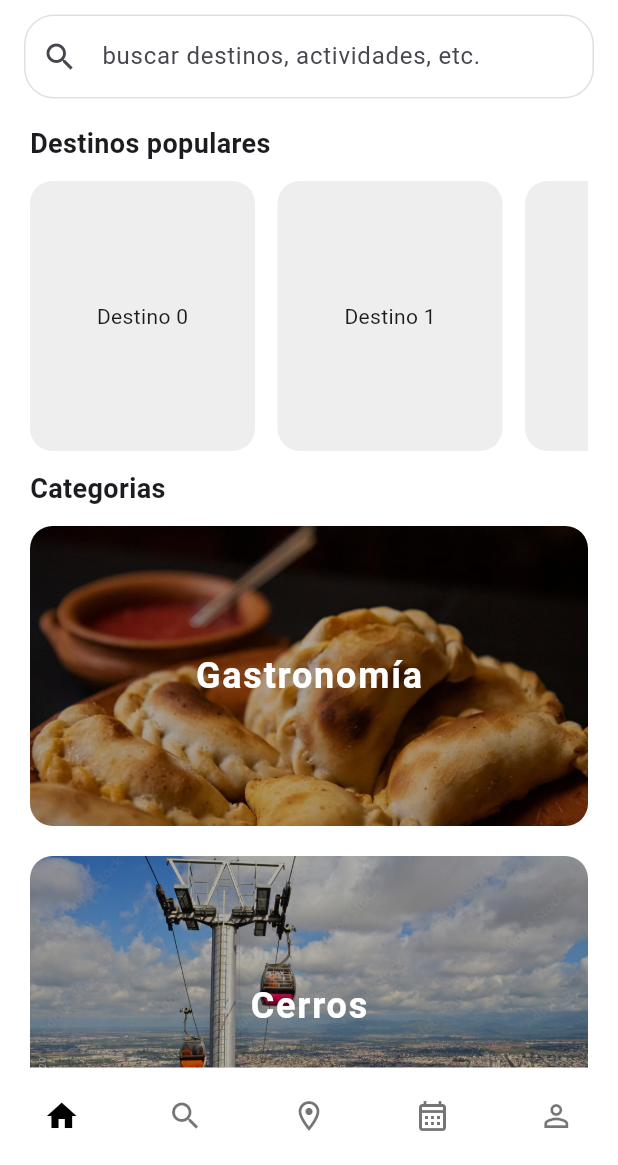
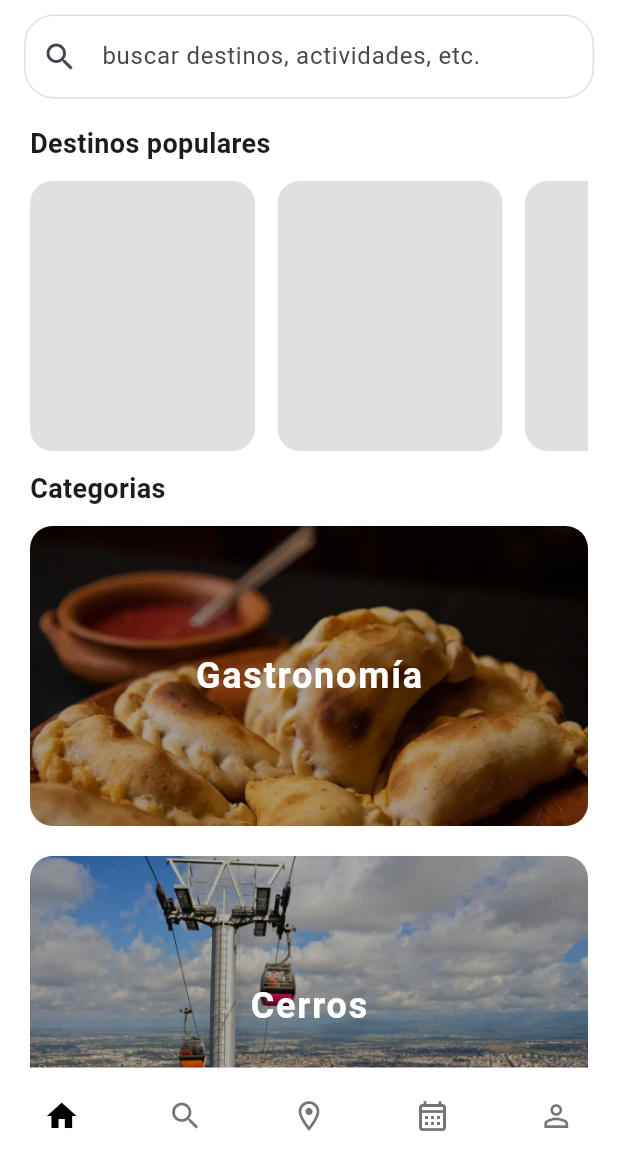
Before and after one commit to DiegoGomeZz/turismo_app, a Flutter app: the screen it shows after launch, on a phone screen of 412 x 824 dp, the part 71-1236 px from its top. Run offline on Flutter 3.47's test engine with Material 3 defaults, Android fonts, the phone set to English and light mode, and no system bars; drawn by our look-alikes of shimmer; our stand-ins replace cached_network_image.

Commit message:
optimizacion de imágenes dentro de la app con ayuda de gemini

```diff
--- a/lib/features/home/home_screen.dart
+++ b/lib/features/home/home_screen.dart
@@ -1,4 +1,6 @@
 import 'package:flutter/material.dart';
+import 'package:shimmer/shimmer.dart';
+
 import 'package:turismo_app/models/atraction_event_model.dart';
 import 'package:turismo_app/models/categoria_model.dart';
 import 'package:turismo_app/widgets/categoria_card.dart';
@@ -9,10 +11,10 @@ class HomeScreen extends StatelessWidget {
   const HomeScreen({super.key});
 
   static const List<Categoria> misCategorias = [
-    Categoria(nombre: 'Gastronomía', imagen: 'assets/images/gastronomia.jpg'),
-    Categoria(nombre: 'Cerros', imagen: 'assets/images/cerros.jpg'),
-    Categoria(nombre: 'Museos', imagen: 'assets/images/museos.jpg'),
-    Categoria(nombre: 'Escalada', imagen: 'assets/images/escalada.jpg'),
+    Categoria(nombre: 'Gastronomía', imagen: 'assets/images/gastronomia.webp'),
+    Categoria(nombre: 'Cerros', imagen: 'assets/images/cerros.webp'),
+    Categoria(nombre: 'Museos', imagen: 'assets/images/museos.webp'),
+    Categoria(nombre: 'Escalada', imagen: 'assets/images/escalada.webp'),
   ];
 
   @override
@@ -85,15 +87,25 @@ class HomeScreen extends StatelessWidget {
             child: ListView.builder(
               scrollDirection: Axis.horizontal,
               itemCount: 10,
+              //150 de ancho + 15 de margen derecho = 165 exactos.
+              itemExtent: 165.0,  //cambiar si en el futuro se cambia el ancho del contenedor o los espacios, para mantener la optimización de render
               itemBuilder: (context, index) {
-                return Container(
-                  width: 150,
+                //Aislamiento de capas en los elementos que se scrollean
+                return RepaintBoundary(
+                  //Efecto Shimmer aplicado a los esqueletos de carga
+                  child: Shimmer.fromColors(
+                    baseColor: Colors.grey.shade300,
+                    highlightColor: Colors.grey.shade100,
+                    child: Container(
+                      width: 150, // Se mantiene el ancho interno visual
                       margin: const EdgeInsets.only(right: 15.0),
                       decoration: BoxDecoration(
-                    color: Colors.grey.shade200,
+                        color: Colors.white, // Debe ser blanco/sólido para que el shimmer brille sobre él
                         borderRadius: BorderRadius.circular(15),
                       ),
                       child: Center(child: Text('Destino $index')),
+                    ),
+                  ),
                 );
               },
             ),
@@ -110,20 +122,26 @@ class HomeScreen extends StatelessWidget {
           ),
           const SizedBox(height: 12),
 
-          ...misCategorias.map((cat) => CategoriaCard(categoriaModel: cat)).toList(),
+          //RepaintBoundary envolviendo cada tarjeta de categoría generada por el map
+          ...misCategorias.map((cat) => RepaintBoundary(
+            child: CategoriaCard(categoriaModel: cat)
+          )).toList(),
 
           const SizedBox(height: 12),
-          AtractionEventCard(atractionEventModel: AtractionEventModel(
+
+          RepaintBoundary(
+            child: AtractionEventCard(atractionEventModel: AtractionEventModel(
               titulo: 'Mueseo de arqueología de alta montaña de salta xd',
               descripcion: 'lorem ipsum dolor sit amet, consectetur adipiscing elit. Donec auctor, nisl eget ultricies lacinia, nunc nisl aliquam nisl, eget aliquam nunc nisl eget nunc.',
               estrellas: 5,
               cantidadVotos: 100,
               fechaEvento: DateTime.now(),
-            imageUrl: 'assets/images/imagen_prueba.jpg',
+              imageUrl: 'https://media-cdn.tripadvisor.com/media/photo-s/1b/4a/c2/c0/maam-museo-de-arqueologia.jpg',
             )),
+          ),
+
         ],
       )
     );
   }
-
 }
--- a/lib/widgets/categoria_card.dart
+++ b/lib/widgets/categoria_card.dart
@@ -13,16 +13,27 @@ class CategoriaCard extends StatelessWidget {
       margin: const EdgeInsets.only(bottom: 20.0),
       decoration: BoxDecoration(
         borderRadius: BorderRadius.circular(15),
-        image: DecorationImage(
-          image: AssetImage(categoriaModel.imagen),
+        color: Colors.grey[300], // Fondo de carga
+      ),
+      child: ClipRRect( // Para redondear las esquinas de la imagen
+        borderRadius: BorderRadius.circular(15),
+        child: Stack(
+          fit: StackFit.expand,
+          children: [
+            Image.asset(
+              categoriaModel.imagen,
               fit: BoxFit.cover,
-          colorFilter: const ColorFilter.mode(
-            Color.fromARGB(80, 0, 0, 0),
-            BlendMode.darken
+              // --- OPTIMIZACIÓN imagen (hecho con gemini )
+              // Le dice al motor de Flutter que ignore la resolución real del JPG
+              // y lo decodifique en RAM con un alto máximo de 400px (200px lógicos * 2 de densidad).
+              // Esto elimina el lag de scroll instantáneamente.
+              cacheHeight: 400,
+
+              color: const Color.fromARGB(80, 0, 0, 0),
+              colorBlendMode: BlendMode.darken,
             ),
-        ),
-      ),
-      child: Center(
+
+            Center(
               child: Text(
                 categoriaModel.nombre,
                 style: const TextStyle(
@@ -33,6 +44,9 @@ class CategoriaCard extends StatelessWidget {
                 ),
               ),
             ),
+          ],
+        ),
+      ),
     );
   }
 }
--- a/pubspec.yaml
+++ b/pubspec.yaml
@@ -30,11 +30,13 @@ environment:
 dependencies:
   flutter:
     sdk: flutter
+  cached_network_image: ^3.3.1
 
 
   # The following adds the Cupertino Icons font to your application.
   # Use with the CupertinoIcons class for iOS style icons.
   cupertino_icons: ^1.0.8
+  shimmer: ^3.0.0
 
 dev_dependencies:
   flutter_test:
```
Also changed, not shown: lib/widgets/atraction_event_card.dart (+48 -15 lines), assets/images/cerros.jpg (deleted), assets/images/cerros.webp (added), assets/images/escalada.jpg (deleted), assets/images/escalada.webp (added), assets/images/gastronomia.jpg (deleted), assets/images/gastronomia.webp (added), assets/images/imagen_prueba.jpg (deleted), assets/images/museos.jpg (deleted), assets/images/museos.webp (added), pubspec.lock, 3 other files. Lines whose indentation alone changed are shown as unchanged.
